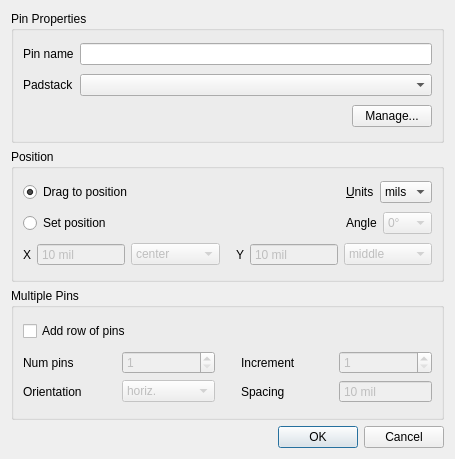
The window that EditPinDialog.ui (igorizyumin/xpcb) describes before a commit, drawn with Qt 5.
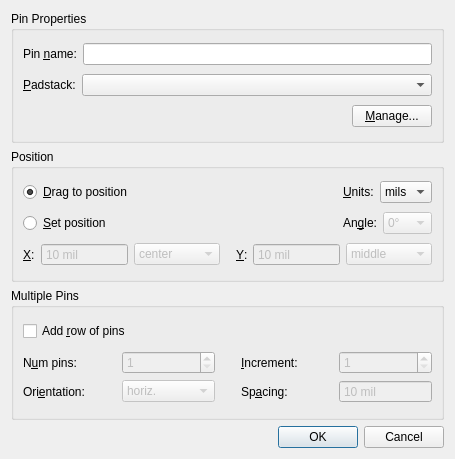
The same window after the commit.

What changed in the file:
```diff
--- a/EditPinDialog.ui
+++ b/EditPinDialog.ui
@@ -28,7 +28,10 @@
         <item>
          <widget class="QLabel" name="label">
           <property name="text">
-           <string>Pin name</string>
+           <string>Pin &amp;name:</string>
+          </property>
+          <property name="buddy">
+           <cstring>pinName</cstring>
           </property>
          </widget>
         </item>
@@ -42,7 +45,10 @@
         <item>
          <widget class="QLabel" name="label_2">
           <property name="text">
-           <string>Padstack</string>
+           <string>&amp;Padstack:</string>
+          </property>
+          <property name="buddy">
+           <cstring>psList</cstring>
           </property>
          </widget>
         </item>
@@ -76,7 +82,7 @@
         <item>
          <widget class="QPushButton" name="manageBtn">
           <property name="text">
-           <string>Manage...</string>
+           <string>&amp;Manage...</string>
           </property>
          </widget>
         </item>
@@ -102,7 +108,7 @@
         <item>
          <widget class="QRadioButton" name="dragRadio">
           <property name="text">
-           <string>Drag to position</string>
+           <string>&amp;Drag to position</string>
           </property>
           <property name="checked">
            <bool>true</bool>
@@ -131,7 +137,7 @@
            </sizepolicy>
           </property>
           <property name="text">
-           <string>&amp;Units</string>
+           <string>&amp;Units:</string>
           </property>
           <property name="buddy">
            <cstring>unitsBox</cstring>
@@ -165,7 +171,7 @@
         <item>
          <widget class="QRadioButton" name="setPosRadio">
           <property name="text">
-           <string>Set position</string>
+           <string>&amp;Set position</string>
           </property>
          </widget>
         </item>
@@ -191,7 +197,10 @@
            </sizepolicy>
           </property>
           <property name="text">
-           <string>Angle</string>
+           <string>An&amp;gle:</string>
+          </property>
+          <property name="buddy">
+           <cstring>angleBox</cstring>
           </property>
          </widget>
         </item>
@@ -231,7 +240,10 @@
            </sizepolicy>
           </property>
           <property name="text">
-           <string>X</string>
+           <string>&amp;X:</string>
+          </property>
+          <property name="buddy">
+           <cstring>xPosBox</cstring>
           </property>
          </widget>
         </item>
@@ -322,7 +334,10 @@
            </sizepolicy>
           </property>
           <property name="text">
-           <string>Y</string>
+           <string>&amp;Y:</string>
+          </property>
+          <property name="buddy">
+           <cstring>yPosBox</cstring>
           </property>
          </widget>
         </item>
@@ -402,7 +417,7 @@
       <item>
        <widget class="QCheckBox" name="addRowCheck">
         <property name="text">
-         <string>Add row of pins</string>
+         <string>Add &amp;row of pins</string>
         </property>
        </widget>
       </item>
@@ -411,7 +426,10 @@
         <item row="0" column="0">
          <widget class="QLabel" name="label_3">
           <property name="text">
-           <string>Num pins</string>
+           <string>N&amp;um pins:</string>
+          </property>
+          <property name="buddy">
+           <cstring>numPinsBox</cstring>
           </property>
          </widget>
         </item>
@@ -431,7 +449,10 @@
         <item row="0" column="3">
          <widget class="QLabel" name="label_4">
           <property name="text">
-           <string>Increment</string>
+           <string>&amp;Increment:</string>
+          </property>
+          <property name="buddy">
+           <cstring>incrementBox</cstring>
           </property>
          </widget>
         </item>
@@ -451,7 +472,10 @@
         <item row="1" column="3">
          <widget class="QLabel" name="label_9">
           <property name="text">
-           <string>Spacing</string>
+           <string>Sp&amp;acing:</string>
+          </property>
+          <property name="buddy">
+           <cstring>spacingBox</cstring>
           </property>
          </widget>
         </item>
@@ -483,7 +507,10 @@
         <item row="1" column="0">
          <widget class="QLabel" name="label_10">
           <property name="text">
-           <string>Orientation</string>
+           <string>Ori&amp;entation:</string>
+          </property>
+          <property name="buddy">
+           <cstring>orientBox</cstring>
           </property>
          </widget>
         </item>
```
